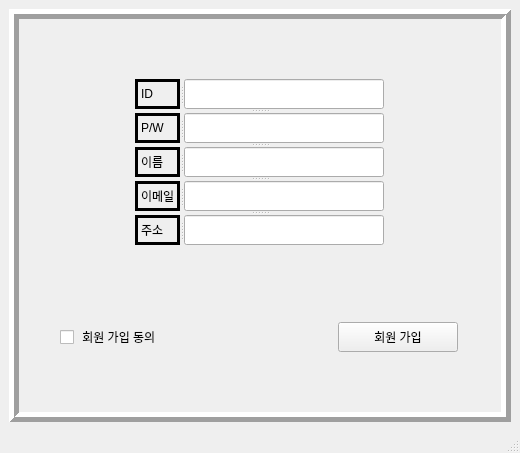
The window that src/views/login/join_member_main_window.ui (ZIBA99/BlueButton_Client) describes before a commit, drawn with Qt 5.
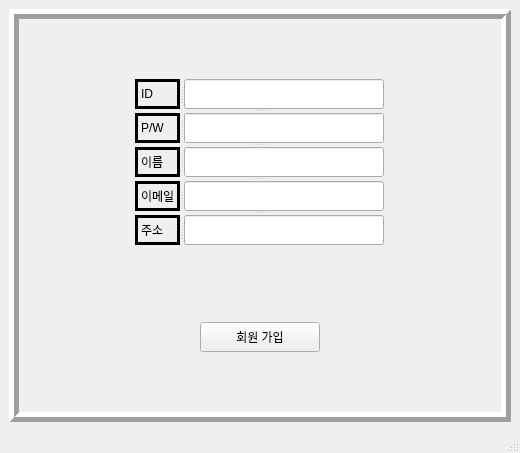
The same window after the commit.

The edit to the form file:
```diff
--- a/src/views/login/join_member_main_window.ui
+++ b/src/views/login/join_member_main_window.ui
@@ -314,41 +314,6 @@
        </item>
        <item>
         <layout class="QHBoxLayout" name="horizontalLayout_3">
-         <item>
-          <widget class="QCheckBox" name="checkBox">
-           <property name="minimumSize">
-            <size>
-             <width>150</width>
-             <height>30</height>
-            </size>
-           </property>
-           <property name="maximumSize">
-            <size>
-             <width>90</width>
-             <height>30</height>
-            </size>
-           </property>
-           <property name="text">
-            <string> 회원 가입 동의</string>
-           </property>
-          </widget>
-         </item>
-         <item>
-          <spacer name="horizontalSpacer_5">
-           <property name="orientation">
-            <enum>Qt::Orientation::Horizontal</enum>
-           </property>
-           <property name="sizeType">
-            <enum>QSizePolicy::Policy::Maximum</enum>
-           </property>
-           <property name="sizeHint" stdset="0">
-            <size>
-             <width>90</width>
-             <height>30</height>
-            </size>
-           </property>
-          </spacer>
-         </item>
          <item>
           <widget class="QPushButton" name="pushButton_register">
            <property name="minimumSize">
```
Left out of the diff: 12 changed lines with no effect on the pictures.
